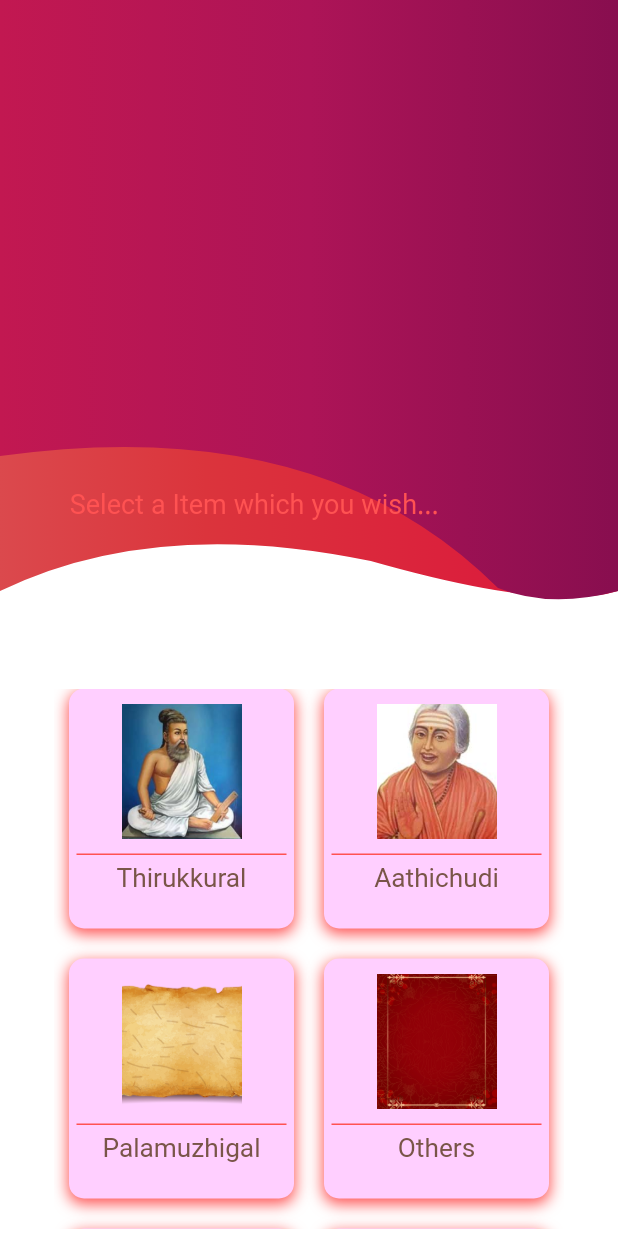
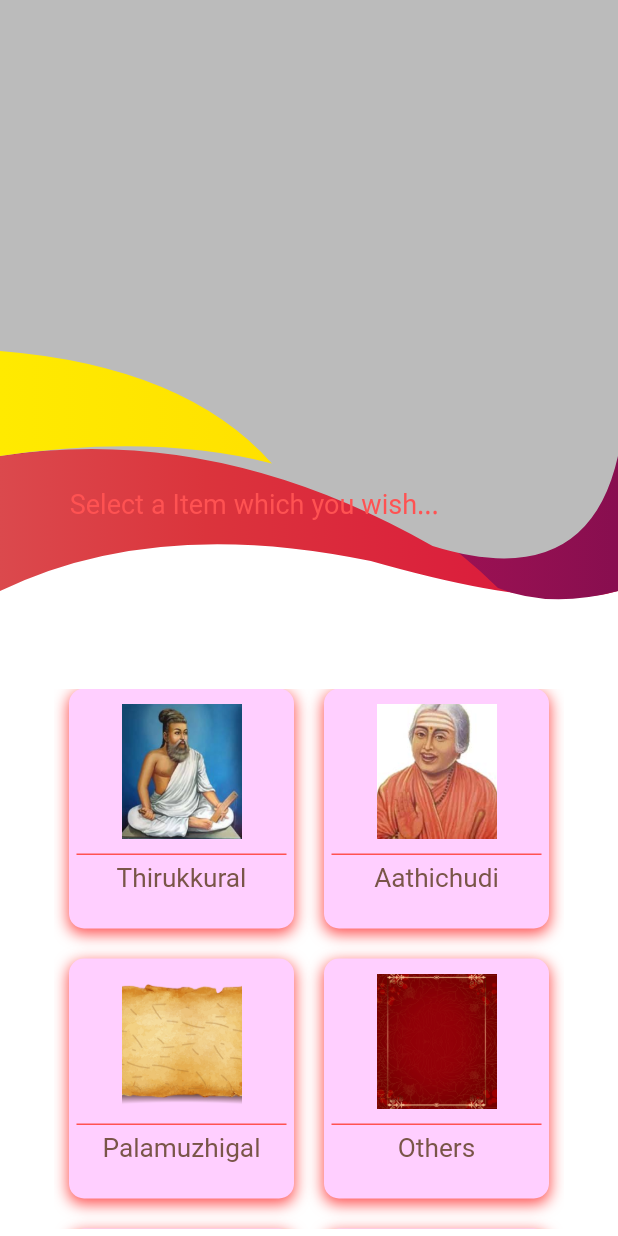
Before and after one commit to rustiever/towards_life, a Flutter app: the screen it shows after launch, on a phone screen of 412 x 824 dp. Run offline on Flutter 3.47's test engine with Material 2 defaults, Android fonts, the phone set to English and light mode, and no system bars; our stand-ins replace cloud_firestore, firebase_core, get, get_storage; accounts and stored records are empty.

Commit message:
updating the curves

```diff
--- a/lib/views/homeView.dart
+++ b/lib/views/homeView.dart
@@ -57,6 +57,28 @@ class HomeView extends StatelessWidget {
                       Color(0xffc21851),
                       Color(0xffad1457),
                       Color(0xff880e4f),
+                    ])),
+                  ),
+                ),
+                ClipPath(
+                  clipper: WaveClipperFour(),
+                  child: Container(
+                    width: double.infinity,
+                    decoration: const BoxDecoration(
+                        gradient: LinearGradient(colors: [
+                      Color(0xffbbbbbb),
+                      Color(0xffbbbbbb),
+                    ])),
+                  ),
+                ),
+                ClipPath(
+                  clipper: WaveClipperThree(),
+                  child: Container(
+                    width: double.infinity,
+                    decoration: const BoxDecoration(
+                        gradient: LinearGradient(colors: [
+                      Color(0xffffea00),
+                      Color(0xffffd600),
                     ])),
                   ),
                 ),
@@ -120,11 +142,10 @@ class HomeView extends StatelessWidget {
                             },
                             child: Column(
                               children: [
-                                Padding(
-                                  padding: const EdgeInsets.all(10.0),
-                                  child: const Image(
-                                    image: AssetImage(
-                                        'assets/images/ppp.png'),
+                                const Padding(
+                                  padding: EdgeInsets.all(10.0),
+                                  child: Image(
+                                    image: AssetImage('assets/images/ppp.png'),
                                     width: 80.0,
                                     height: 90.0,
                                     fit: BoxFit.cover,
@@ -139,9 +160,9 @@ class HomeView extends StatelessWidget {
                                     color: Colors.redAccent,
                                   ),
                                 ),
-                                Padding(
-                                  padding: const EdgeInsets.all(5.0),
-                                  child: const Text(
+                                const Padding(
+                                  padding: EdgeInsets.all(5.0),
+                                  child: Text(
                                     'Thirukkural',
                                     style: TextStyle(
                                       fontSize: 17.5,
@@ -179,9 +200,9 @@ class HomeView extends StatelessWidget {
                             },
                             child: Column(
                               children: [
-                                Padding(
-                                  padding: const EdgeInsets.all(10.0),
-                                  child: const Image(
+                                const Padding(
+                                  padding: EdgeInsets.all(10.0),
+                                  child: Image(
                                     image: AssetImage(
                                         'assets/images/avvaiyar.png'),
                                     width: 80.0,
@@ -198,9 +219,9 @@ class HomeView extends StatelessWidget {
                                     color: Colors.redAccent,
                                   ),
                                 ),
-                                Padding(
-                                  padding: const EdgeInsets.all(5.0),
-                                  child: const Text(
+                                const Padding(
+                                  padding: EdgeInsets.all(5.0),
+                                  child: Text(
                                     'Aathichudi',
                                     style: TextStyle(
                                       fontSize: 17.5,
@@ -244,9 +265,9 @@ class HomeView extends StatelessWidget {
                                 },
                                 child: Column(
                                   children: [
-                                    Padding(
-                                      padding: const EdgeInsets.all(10.0),
-                                      child: const Image(
+                                    const Padding(
+                                      padding: EdgeInsets.all(10.0),
+                                      child: Image(
                                         image: AssetImage(
                                             'assets/images/olai3.png'),
                                         width: 80.0,
@@ -263,9 +284,9 @@ class HomeView extends StatelessWidget {
                                         color: Colors.redAccent,
                                       ),
                                     ),
-                                    Padding(
-                                      padding: const EdgeInsets.all(5.0),
-                                      child: const Text(
+                                    const Padding(
+                                      padding: EdgeInsets.all(5.0),
+                                      child: Text(
                                         'Palamuzhigal',
                                         style: TextStyle(
                                           fontSize: 17.5,
@@ -303,9 +324,9 @@ class HomeView extends StatelessWidget {
                                 },
                                 child: Column(
                                   children: [
-                                    Padding(
-                                      padding: const EdgeInsets.all(10.0),
-                                      child: const Image(
+                                    const Padding(
+                                      padding: EdgeInsets.all(10.0),
+                                      child: Image(
                                         image: AssetImage(
                                             'assets/images/portrait.jpg'),
                                         width: 80.0,
@@ -322,9 +343,9 @@ class HomeView extends StatelessWidget {
                                         color: Colors.redAccent,
                                       ),
                                     ),
-                                    Padding(
-                                      padding: const EdgeInsets.all(5.0),
-                                      child: const Text(
+                                    const Padding(
+                                      padding: EdgeInsets.all(5.0),
+                                      child: Text(
                                         'Others',
                                         style: TextStyle(
                                           fontSize: 17.5,
@@ -370,11 +391,11 @@ class HomeView extends StatelessWidget {
                                 },
                                 child: Column(
                                   children: [
-                                    Padding(
-                                      padding: const EdgeInsets.all(10.0),
-                                      child: const Image(
-                                        image: AssetImage(
-                                            'assets/images/ppp.png'),
+                                    const Padding(
+                                      padding: EdgeInsets.all(10.0),
+                                      child: Image(
+                                        image:
+                                            AssetImage('assets/images/ppp.png'),
                                         width: 80.0,
                                         height: 90.0,
                                         fit: BoxFit.cover,
@@ -389,9 +410,9 @@ class HomeView extends StatelessWidget {
                                         color: Colors.redAccent,
                                       ),
                                     ),
-                                    Padding(
-                                      padding: const EdgeInsets.all(5.0),
-                                      child: const Text(
+                                    const Padding(
+                                      padding: EdgeInsets.all(5.0),
+                                      child: Text(
                                         'Others',
                                         style: TextStyle(
                                           fontSize: 17.5,
@@ -429,11 +450,11 @@ class HomeView extends StatelessWidget {
                                 },
                                 child: Column(
                                   children: [
-                                    Padding(
-                                      padding: const EdgeInsets.all(10.0),
-                                      child: const Image(
-                                        image: AssetImage(
-                                            'assets/images/ppp.png'),
+                                    const Padding(
+                                      padding: EdgeInsets.all(10.0),
+                                      child: Image(
+                                        image:
+                                            AssetImage('assets/images/ppp.png'),
                                         width: 80.0,
                                         height: 90.0,
                                         fit: BoxFit.cover,
@@ -448,9 +469,9 @@ class HomeView extends StatelessWidget {
                                         color: Colors.redAccent,
                                       ),
                                     ),
-                                    Padding(
-                                      padding: const EdgeInsets.all(5.0),
-                                      child: const Text(
+                                    const Padding(
+                                      padding: EdgeInsets.all(5.0),
+                                      child: Text(
                                         'Others',
                                         style: TextStyle(
                                           fontSize: 17.5,
--- a/lib/widgets/homeWidget.dart
+++ b/lib/widgets/homeWidget.dart
@@ -121,8 +121,8 @@ class WaveClipperTwo extends CustomClipper<Path> {
     path.quadraticBezierTo(firstControlPoint.dx, firstControlPoint.dy,
         firstEndPoint.dx, firstEndPoint.dy);
 
-    final secondEndPoint = Offset(size.width, size.height- 60);
-    final secondControlPoint = Offset(size.width *0.89, size.height -48);
+    final secondEndPoint = Offset(size.width, size.height - 60);
+    final secondControlPoint = Offset(size.width * 0.89, size.height - 48);
     path.quadraticBezierTo(secondControlPoint.dx, secondControlPoint.dy,
         secondEndPoint.dx, secondEndPoint.dy);
 
@@ -137,3 +137,61 @@ class WaveClipperTwo extends CustomClipper<Path> {
     return false;
   }
 }
+
+class WaveClipperThree extends CustomClipper<Path> {
+  @override
+  Path getClip(Size size) {
+    final path = Path();
+
+    // Since the wave goes vertically lower than bottom left at some point,
+    path.lineTo(0.0, size.height - 150);
+
+    final firstEndPoint = Offset(size.width * 2.2 / 5, size.height - 145);
+    final firstControlPoint = Offset(size.width * 0.25, size.height - 165);
+    path.quadraticBezierTo(firstControlPoint.dx, firstControlPoint.dy,
+        firstEndPoint.dx, firstEndPoint.dy);
+
+    final secondEndPoint = Offset(0, size.height - 220);
+    final secondControlPoint = Offset(size.width * 1.5 / 5, size.height - 210);
+    path.quadraticBezierTo(secondControlPoint.dx, secondControlPoint.dy,
+        secondEndPoint.dx, secondEndPoint.dy);
+
+    path.close();
+    return path;
+  }
+
+  @override
+  bool shouldReclip(CustomClipper<Path> oldClipper) {
+    return false;
+  }
+}
+
+class WaveClipperFour extends CustomClipper<Path> {
+  @override
+  Path getClip(Size size) {
+    final path = Path();
+
+    // Since the wave goes vertically lower than bottom left at some point,
+    path.lineTo(0, size.height - 150);
+
+    final firstEndPoint = Offset(size.width * 3.5 / 5, size.height - 90);
+    final firstControlPoint = Offset(size.width * 0.35, size.height - 172);
+    path.quadraticBezierTo(firstControlPoint.dx, firstControlPoint.dy,
+        firstEndPoint.dx, firstEndPoint.dy);
+
+    final secondEndPoint = Offset(size.width, size.height - 150);
+    final secondControlPoint = Offset(size.width * 4.75 / 5, size.height - 58);
+    path.quadraticBezierTo(secondControlPoint.dx, secondControlPoint.dy,
+        secondEndPoint.dx, secondEndPoint.dy);
+
+    path.lineTo(size.width, size.height);
+    path.lineTo(size.width, 0);
+    path.close();
+    return path;
+  }
+
+  @override
+  bool shouldReclip(CustomClipper<Path> oldClipper) {
+    return false;
+  }
+}
```
